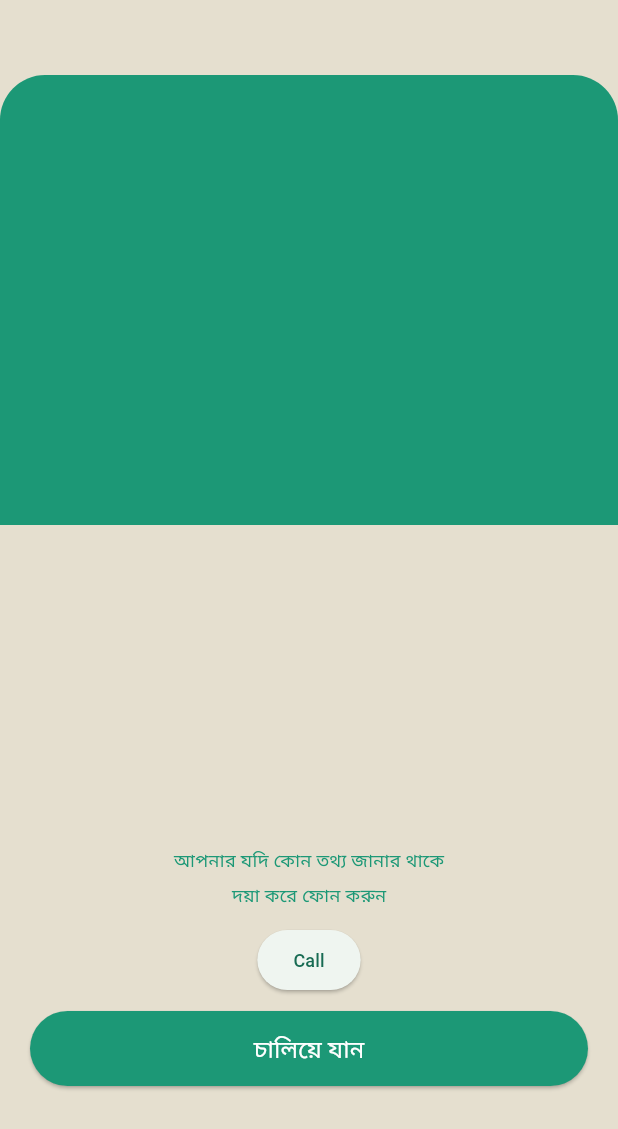
After one commit to Milon3658/chicken_app, a Flutter app: the AccountView screen opened by its route, after a tap on "আমার মেম্বারশিপ", on a phone screen of 412 x 824 dp. The commit adds this screen. Shown: the top 1129 px of the screen. Run offline on Flutter 3.47's test engine with Material 3 defaults, Android fonts, the phone set to English and light mode, and no system bars; our stand-ins replace flutter_toggle_tab, gap, get.

Commit message:
Add Membership module with binding, controller, and view; implement UI for membership information

```diff
--- a/lib/app/modules/account/views/account_view.dart
+++ b/lib/app/modules/account/views/account_view.dart
@@ -67,8 +67,14 @@ class AccountView extends GetView<AccountController> {
                 child: Profiletile(
                     title: 'মুরগি মনিটরিং', image: 'assets/images/pc.png'),
               ),
-              Profiletile(
-                  title: 'আমার মেম্বারশিপ', image: 'assets/images/member.png'),
+              InkWell(
+                onTap: () {
+                  Get.toNamed(Routes.MEMBERSHIP);
+                },
+                child: Profiletile(
+                    title: 'আমার মেম্বারশিপ',
+                    image: 'assets/images/member.png'),
+              ),
               Profiletile(title: 'চ্যাট করুন', image: 'assets/images/chat.png'),
               Profiletile(
                   title: 'আমার প্রোফাইল',
--- a/lib/app/modules/account/widgets/UserInfoCard.dart
+++ b/lib/app/modules/account/widgets/UserInfoCard.dart
@@ -82,14 +82,14 @@ class Userinfocard extends StatelessWidget {
             child: Row(
               children: [
                 Text(
-                  'Expiration: 07.09.2025  To  07.10.2025',
+                  'Expiration: 07.09.2025 To 07.10.2025',
                   style: TextStyle(
                     fontSize: 16,
                     color: Colors.white,
                     fontWeight: FontWeight.bold,
                   ),
                 ),
-                Gap(20),
+                Gap(10),
                 Text(
                   '24 Day',
                   style: TextStyle(
--- /dev/null
+++ b/lib/app/modules/membership/bindings/membership_binding.dart
@@ -0,0 +1,12 @@
+import 'package:get/get.dart';
+
+import '../controllers/membership_controller.dart';
+
+class MembershipBinding extends Bindings {
+  @override
+  void dependencies() {
+    Get.lazyPut<MembershipController>(
+      () => MembershipController(),
+    );
+  }
+}
--- /dev/null
+++ b/lib/app/modules/membership/controllers/membership_controller.dart
@@ -0,0 +1,23 @@
+import 'package:get/get.dart';
+
+class MembershipController extends GetxController {
+  //TODO: Implement MembershipController
+
+  final count = 0.obs;
+  @override
+  void onInit() {
+    super.onInit();
+  }
+
+  @override
+  void onReady() {
+    super.onReady();
+  }
+
+  @override
+  void onClose() {
+    super.onClose();
+  }
+
+  void increment() => count.value++;
+}
--- /dev/null
+++ b/lib/app/modules/membership/views/membership_view.dart
@@ -0,0 +1,67 @@
+import 'package:chicken/app/data/AppColors.dart';
+import 'package:flutter/material.dart';
+import 'package:gap/gap.dart';
+
+import 'package:get/get.dart';
+
+import '../controllers/membership_controller.dart';
+
+class MembershipView extends GetView<MembershipController> {
+  const MembershipView({super.key});
+  @override
+  Widget build(BuildContext context) {
+    return Scaffold(
+        backgroundColor: Color(0xffE5DFCF),
+        body: Stack(children: [
+          Column(
+            children: [
+              Gap(50),
+              Container(
+                height: 300,
+                width: double.infinity,
+                decoration: BoxDecoration(
+                  color: Color(0xff1C9876),
+                  borderRadius: BorderRadius.only(
+                      topLeft: Radius.circular(30),
+                      topRight: Radius.circular(30)),
+                ),
+              ),
+              Spacer(),
+              Text(
+                'আপনার যদি কোন তথ্য জানার থাকে',
+                style: TextStyle(fontSize: 12, color: primaryColor),
+              ),
+              Gap(5),
+              Text(
+                'দয়া করে ফোন করুন',
+                style: TextStyle(fontSize: 12, color: primaryColor),
+              ),
+              Gap(10),
+              ElevatedButton(
+                  onPressed: () {},
+                  child: Text(
+                    'Call',
+                    style: TextStyle(fontSize: 12),
+                  )),
+              Gap(10),
+              Padding(
+                padding: const EdgeInsets.symmetric(horizontal: 20),
+                child: SizedBox(
+                  width: double.infinity,
+                  height: 50,
+                  child: ElevatedButton(
+                      onPressed: () {},
+                      style: ElevatedButton.styleFrom(
+                          backgroundColor: primaryColor),
+                      child: Text(
+                        'চালিয়ে যান',
+                        style: TextStyle(fontSize: 16, color: Colors.white),
+                      )),
+                ),
+              ),
+              Gap(100),
+            ],
+          ),
+        ]));
+  }
+}
--- a/lib/app/routes/app_pages.dart
+++ b/lib/app/routes/app_pages.dart
@@ -22,6 +22,8 @@ import '../modules/delete_adds/bindings/delete_adds_binding.dart';
 import '../modules/delete_adds/views/delete_adds_view.dart';
 import '../modules/mainpage/bindings/mainpage_binding.dart';
 import '../modules/mainpage/views/mainpage_view.dart';
+import '../modules/membership/bindings/membership_binding.dart';
+import '../modules/membership/views/membership_view.dart';
 import '../modules/sellPage/bindings/sell_page_binding.dart';
 import '../modules/sellPage/views/sell_page_view.dart';
 
@@ -93,5 +95,10 @@ class AppPages {
       page: () => const CreateInputView(),
       binding: CreateInputBinding(),
     ),
+    GetPage(
+      name: _Paths.MEMBERSHIP,
+      page: () => const MembershipView(),
+      binding: MembershipBinding(),
+    ),
   ];
 }
--- a/lib/app/routes/app_routes.dart
+++ b/lib/app/routes/app_routes.dart
@@ -16,6 +16,7 @@ abstract class Routes {
   static const DELETE_ADDS = _Paths.DELETE_ADDS;
   static const CHICKEN_MONITOR = _Paths.CHICKEN_MONITOR;
   static const CREATE_INPUT = _Paths.CREATE_INPUT;
+  static const MEMBERSHIP = _Paths.MEMBERSHIP;
 }
 
 abstract class _Paths {
@@ -33,4 +34,5 @@ abstract class _Paths {
   static const DELETE_ADDS = '/delete-adds';
   static const CHICKEN_MONITOR = '/chicken-monitor';
   static const CREATE_INPUT = '/create-input';
+  static const MEMBERSHIP = '/membership';
 }
```
